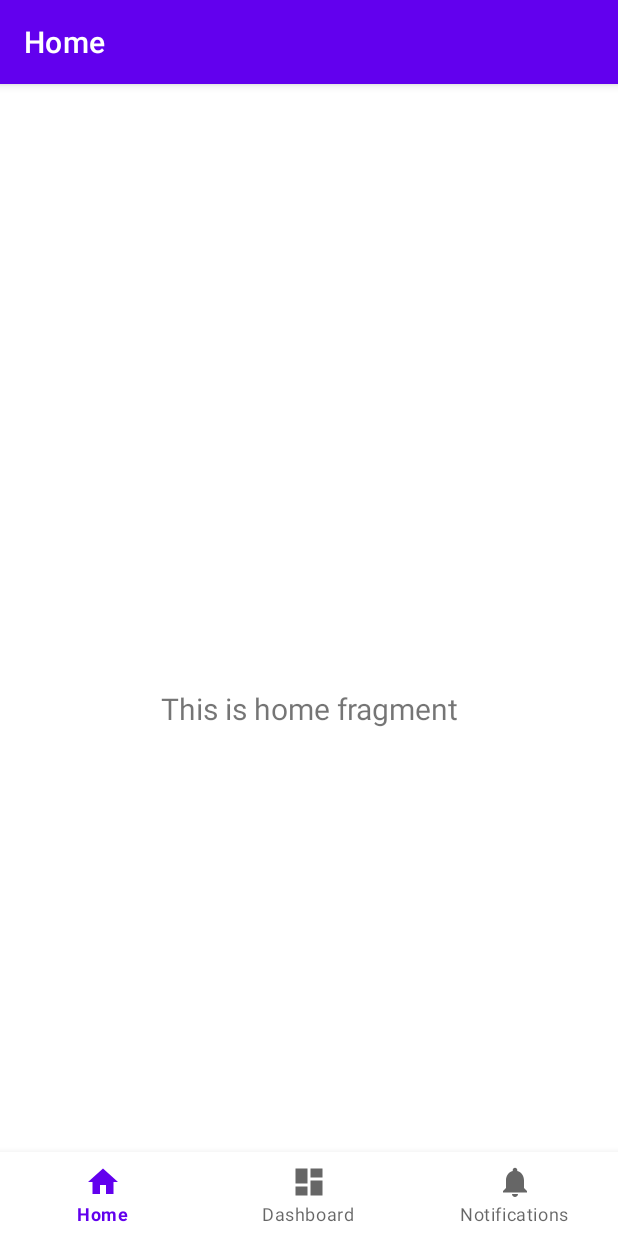
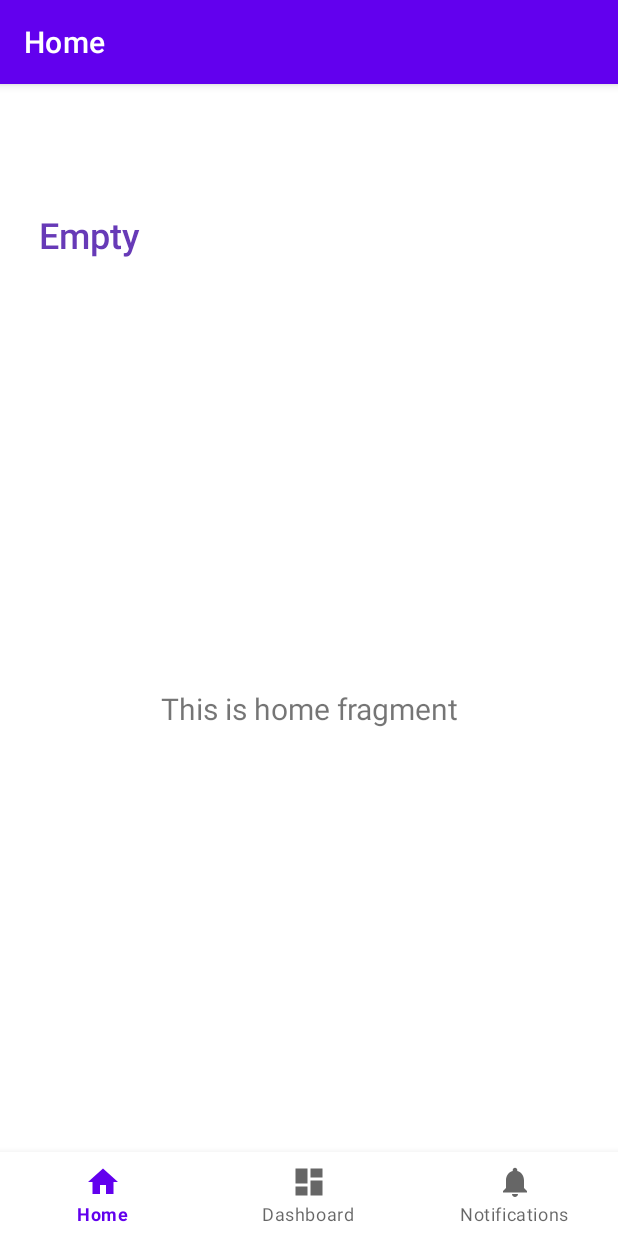
Before and after one commit to himself65/Project-Manager, an Android app: the HomeFragment screen opened directly, with no data from a screen before it, on a phone screen of 412 x 824 dp. Run offline under Robolectric (Android 15) with nearby library versions, the phone set to English and light mode, and no system bars; our stand-ins replace navigation-ui.

Commit message:
Modified app code

```diff
--- a/Experiments/ThengWeiExperiments/FrontendExperiment/app/src/main/java/com/example/frontendexperiment/MainActivity3.java
+++ b/Experiments/ThengWeiExperiments/FrontendExperiment/app/src/main/java/com/example/frontendexperiment/MainActivity3.java
@@ -2,11 +2,14 @@ package com.example.frontendexperiment;
 
 import android.content.Intent;
 import android.os.Bundle;
+import android.util.Log;
 import android.widget.TextView;
 
+import com.example.frontendexperiment.ui.home.HomeViewModel;
 import com.google.android.material.bottomnavigation.BottomNavigationView;
 
 import androidx.appcompat.app.AppCompatActivity;
+import androidx.lifecycle.ViewModelProvider;
 import androidx.navigation.NavController;
 import androidx.navigation.Navigation;
 import androidx.navigation.ui.AppBarConfiguration;
@@ -22,6 +25,12 @@ public class MainActivity3 extends AppCompatActivity {
     protected void onCreate(Bundle savedInstanceState) {
         super.onCreate(savedInstanceState);
 
+        Intent intent = getIntent();
+        Bundle b = intent.getExtras();
+        if(b != null){
+            Utility.welcomeText = "Welcome, " + ((String)b.get("username"));
+        }
+
         binding = ActivityMain3Binding.inflate(getLayoutInflater());
         setContentView(binding.getRoot());
 
@@ -34,15 +43,6 @@ public class MainActivity3 extends AppCompatActivity {
         NavController navController = Navigation.findNavController(this, R.id.nav_host_fragment_activity_main3);
         NavigationUI.setupActionBarWithNavController(this, navController, appBarConfiguration);
         NavigationUI.setupWithNavController(binding.navView, navController);
-
-        Intent intent = getIntent();
-        TextView welcomeText = findViewById(R.id.welcomeText);
-        Bundle b = intent.getExtras();
-        if(b != null){
-            welcomeText.setText("Welcome, " + (String)b.get("username"));
-        }
-
-
     }
 
 }
--- /dev/null
+++ b/Experiments/ThengWeiExperiments/FrontendExperiment/app/src/main/java/com/example/frontendexperiment/Utility.java
@@ -0,0 +1,5 @@
+package com.example.frontendexperiment;
+
+public class Utility {
+    public static String welcomeText = "Empty";
+}
--- a/Experiments/ThengWeiExperiments/FrontendExperiment/app/src/main/java/com/example/frontendexperiment/ui/home/HomeFragment.java
+++ b/Experiments/ThengWeiExperiments/FrontendExperiment/app/src/main/java/com/example/frontendexperiment/ui/home/HomeFragment.java
@@ -25,7 +25,9 @@ public class HomeFragment extends Fragment {
         View root = binding.getRoot();
 
         final TextView textView = binding.textHome;
+        final TextView welcomeText = binding.welcomeText;
         homeViewModel.getText().observe(getViewLifecycleOwner(), textView::setText);
+        homeViewModel.getWelcomeText().observe(getViewLifecycleOwner(), welcomeText::setText);
         return root;
     }
 
--- a/Experiments/ThengWeiExperiments/FrontendExperiment/app/src/main/java/com/example/frontendexperiment/ui/home/HomeViewModel.java
+++ b/Experiments/ThengWeiExperiments/FrontendExperiment/app/src/main/java/com/example/frontendexperiment/ui/home/HomeViewModel.java
@@ -4,16 +4,25 @@ import androidx.lifecycle.LiveData;
 import androidx.lifecycle.MutableLiveData;
 import androidx.lifecycle.ViewModel;
 
+import com.example.frontendexperiment.MainActivity;
+import com.example.frontendexperiment.MainActivity3;
+import com.example.frontendexperiment.Utility;
+
 public class HomeViewModel extends ViewModel {
 
     private final MutableLiveData<String> mText;
+    private final MutableLiveData<String> welcomeText;
 
     public HomeViewModel() {
         mText = new MutableLiveData<>();
+        welcomeText = new MutableLiveData<>();
         mText.setValue("This is home fragment");
+        welcomeText.setValue(Utility.welcomeText);
     }
 
     public LiveData<String> getText() {
         return mText;
     }
+    public LiveData<String> getWelcomeText() {return welcomeText;}
+
 }
```
